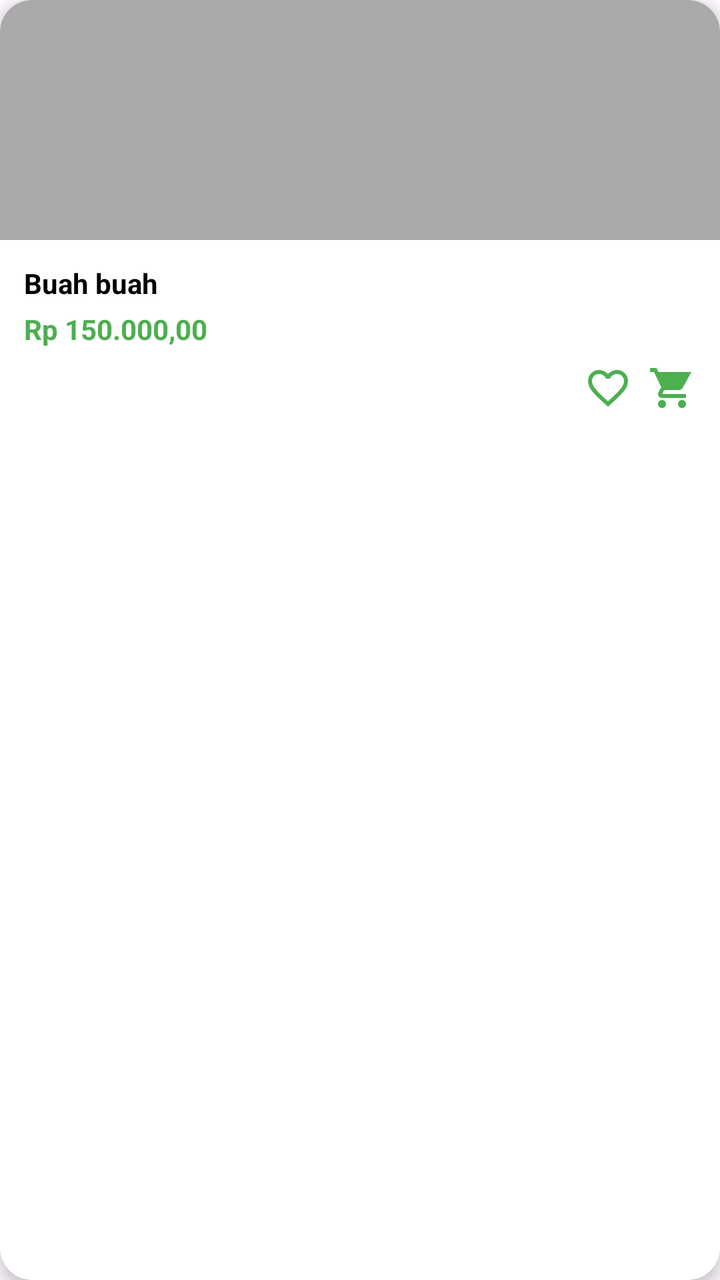
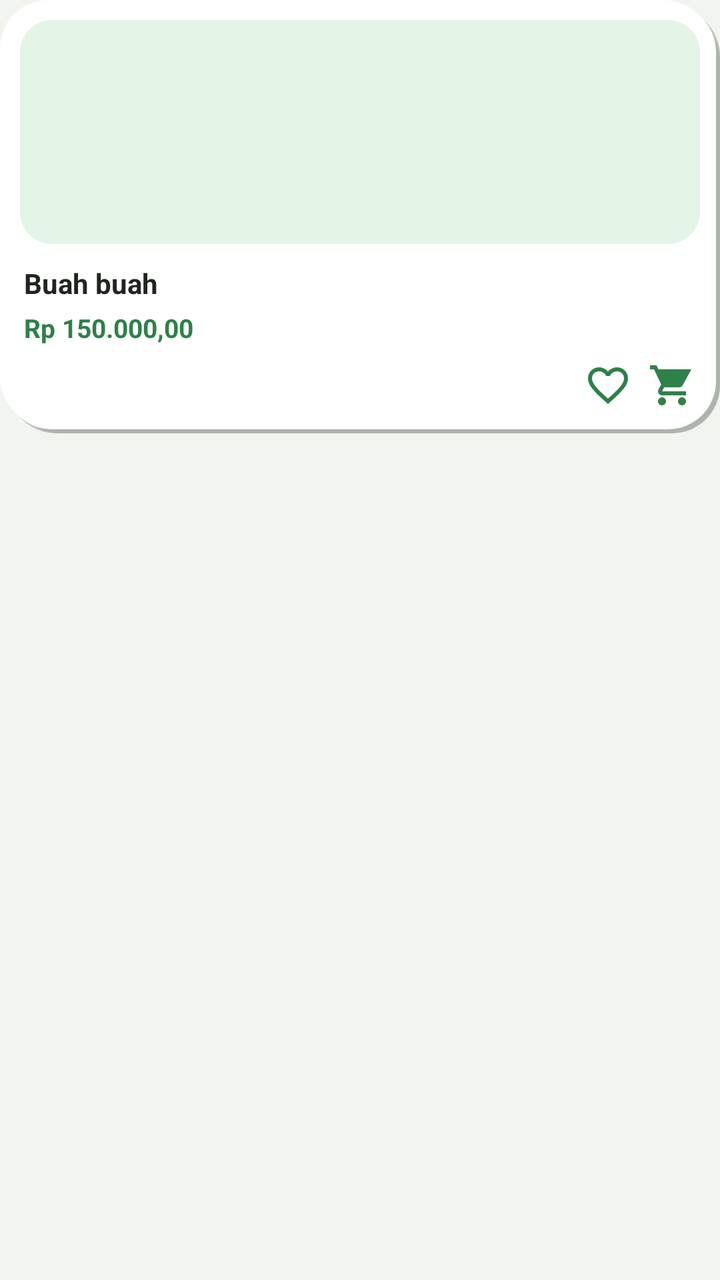

The first picture is an Android layout as it rendered before a commit; the second is the same layout after the commit. The layout source and the unified diff follow.
<!-- AndroidManifest.xml: application theme Theme.Pasarprojectbootcamp -->
<!-- res/layout/item_product.xml -->
<?xml version="1.0" encoding="utf-8"?>
<androidx.cardview.widget.CardView xmlns:android="http://schemas.android.com/apk/res/android"
    xmlns:app="http://schemas.android.com/apk/res-auto"
    android:layout_width="match_parent"
    android:layout_height="wrap_content"
    android:layout_margin="8dp"
    app:cardCornerRadius="16dp"
    app:cardElevation="4dp">

    <LinearLayout
        android:layout_width="match_parent"
        android:layout_height="wrap_content"
        android:orientation="vertical">

        
        <ImageView
            android:id="@+id/productImage"
            android:layout_width="match_parent"
            android:layout_height="120dp"
            android:background="@android:color/darker_gray"
            android:scaleType="centerCrop" />

        
        <LinearLayout
            android:layout_width="match_parent"
            android:layout_height="wrap_content"
            android:orientation="vertical"
            android:padding="12dp">

            
            <TextView
                android:id="@+id/productName"
                android:layout_width="wrap_content"
                android:layout_height="wrap_content"
                android:text="Buah buah"
                android:textColor="@android:color/black"
                android:textSize="14sp"
                android:textStyle="bold" />

            
            <TextView
                android:id="@+id/productPrice"
                android:layout_width="wrap_content"
                android:layout_height="wrap_content"
                android:layout_marginTop="4dp"
                android:text="Rp 150.000,00"
                android:textColor="#4CAF50"
                android:textSize="14sp"
                android:textStyle="bold" />

            
            <LinearLayout
                android:layout_width="match_parent"
                android:layout_height="wrap_content"
                android:layout_marginTop="8dp"
                android:gravity="end"
                android:orientation="horizontal">

                
                <ImageView
                    android:id="@+id/favoriteButton"
                    android:layout_width="24dp"
                    android:layout_height="24dp"
                    android:layout_marginEnd="8dp"
                    android:background="?android:attr/selectableItemBackgroundBorderless"
                    android:src="@drawable/ic_favorite_border"
                    android:tint="#4CAF50" />

                
                <ImageView
                    android:id="@+id/cartButton"
                    android:layout_width="24dp"
                    android:layout_height="24dp"
                    android:background="?android:attr/selectableItemBackgroundBorderless"
                    android:src="@drawable/ic_shopping_cart"
                    android:tint="#4CAF50" />

            </LinearLayout>

        </LinearLayout>

    </LinearLayout>

</androidx.cardview.widget.CardView>
<!-- resources referenced by this layout -->
<resources>
  <style name="Theme.Pasarprojectbootcamp" parent="Base.Theme.Pasarprojectbootcamp" />
  <style name="Base.Theme.Pasarprojectbootcamp" parent="Theme.Material3.DayNight.NoActionBar">
          
           <item name="colorPrimary">@color/green</item>
          <item name="colorPrimaryVariant">@color/green</item>
          <item name="android:statusBarColor">@color/green</item>
      </style>
  <color name="green">#0A6C28</color>
  <!-- unchanged entries left out for length: 2 -->
</resources>

<!-- the commit's change to res/layout/item_product.xml (unified diff, before → after) -->
@@ -1,23 +1,24 @@
 <?xml version="1.0" encoding="utf-8"?>
-<androidx.cardview.widget.CardView xmlns:android="http://schemas.android.com/apk/res/android"
+<FrameLayout xmlns:android="http://schemas.android.com/apk/res/android"
     xmlns:app="http://schemas.android.com/apk/res-auto"
-    android:layout_width="match_parent"
+    android:layout_width="160dp"
     android:layout_height="wrap_content"
-    android:layout_margin="8dp"
-    app:cardCornerRadius="16dp"
-    app:cardElevation="4dp">
+    android:layout_margin="8dp">
 
     <LinearLayout
+        android:id="@+id/cardContainer"
         android:layout_width="match_parent"
         android:layout_height="wrap_content"
+        android:background="@drawable/clay_card_pressed"
         android:orientation="vertical">
 
         
         <ImageView
             android:id="@+id/productImage"
             android:layout_width="match_parent"
-            android:layout_height="120dp"
-            android:background="@android:color/darker_gray"
+            android:layout_height="112dp"
+            android:layout_margin="10dp"
+            android:background="@drawable/clay_image_frame"
             android:scaleType="centerCrop" />
 
         
@@ -25,30 +26,30 @@
             android:layout_width="match_parent"
             android:layout_height="wrap_content"
             android:orientation="vertical"
-            android:padding="12dp">
+            android:paddingHorizontal="12dp"
+            android:paddingBottom="12dp">
 
-            
             <TextView
                 android:id="@+id/productName"
                 android:layout_width="wrap_content"
                 android:layout_height="wrap_content"
+                android:maxLines="1"
+                android:ellipsize="end"
                 android:text="Buah buah"
-                android:textColor="@android:color/black"
+                android:textColor="@color/clay_text_primary"
                 android:textSize="14sp"
                 android:textStyle="bold" />
 
-            
             <TextView
                 android:id="@+id/productPrice"
                 android:layout_width="wrap_content"
                 android:layout_height="wrap_content"
                 android:layout_marginTop="4dp"
                 android:text="Rp 150.000,00"
-                android:textColor="#4CAF50"
-                android:textSize="14sp"
+                android:textColor="@color/clay_green_700"
+                android:textSize="13sp"
                 android:textStyle="bold" />
 
-            
             <LinearLayout
                 android:layout_width="match_parent"
                 android:layout_height="wrap_content"
@@ -56,7 +57,6 @@
                 android:gravity="end"
                 android:orientation="horizontal">
 
-                
                 <ImageView
                     android:id="@+id/favoriteButton"
                     android:layout_width="24dp"
@@ -64,16 +64,15 @@
                     android:layout_marginEnd="8dp"
                     android:background="?android:attr/selectableItemBackgroundBorderless"
                     android:src="@drawable/ic_favorite_border"
-                    android:tint="#4CAF50" />
+                    android:tint="@color/clay_green_700" />
 
-                
                 <ImageView
                     android:id="@+id/cartButton"
                     android:layout_width="24dp"
                     android:layout_height="24dp"
                     android:background="?android:attr/selectableItemBackgroundBorderless"
                     android:src="@drawable/ic_shopping_cart"
-                    android:tint="#4CAF50" />
+                    android:tint="@color/clay_green_700" />
 
             </LinearLayout>
 
@@ -81,4 +80,4 @@
 
     </LinearLayout>
 
-</androidx.cardview.widget.CardView>
+</FrameLayout>
<!-- resource entries referenced after the edit -->
@@ -1,13 +1,102 @@
 <!-- resources referenced by this layout -->
 <resources>
+  <color name="clay_green_700">#2F8049</color>
+  <color name="clay_text_primary">#20261F</color>
+  <!-- drawable clay_card_pressed (drawable) -->
+  <?xml version="1.0" encoding="utf-8"?>
+  <selector xmlns:android="http://schemas.android.com/apk/res/android">
+      <item android:state_pressed="true" android:drawable="@drawable/clay_card_pressed_state" />
+      <item android:drawable="@drawable/clay_card_default" />
+  </selector>
+  <!-- drawable clay_image_frame (drawable) -->
+  <?xml version="1.0" encoding="utf-8"?>
+  <shape xmlns:android="http://schemas.android.com/apk/res/android"
+      android:shape="rectangle">
+      <solid android:color="@color/clay_green_100" />
+      <corners android:radius="16dp" />
+  </shape>
   <style name="Theme.Pasarprojectbootcamp" parent="Base.Theme.Pasarprojectbootcamp" />
+  <!-- drawable clay_card_pressed_state (drawable) -->
+  <?xml version="1.0" encoding="utf-8"?>
+  <layer-list xmlns:android="http://schemas.android.com/apk/res/android">
+      <item
+          android:top="1dp"
+          android:left="1dp">
+          <shape android:shape="rectangle">
+              <solid android:color="@color/clay_shadow_dark" />
+              <corners android:radius="20dp" />
+          </shape>
+      </item>
+      <item
+          android:top="1dp"
+          android:left="1dp"
+          android:right="1dp"
+          android:bottom="1dp">
+          <shape android:shape="rectangle">
+              <solid android:color="@color/clay_surface_alt" />
+              <corners android:radius="20dp" />
+          </shape>
+      </item>
+  </layer-list>
+  <!-- drawable clay_card_default (drawable) -->
+  <?xml version="1.0" encoding="utf-8"?>
+  <layer-list xmlns:android="http://schemas.android.com/apk/res/android">
+      
+      <item
+          android:top="6dp"
+          android:left="6dp">
+          <shape android:shape="rectangle">
+              <solid android:color="@color/clay_shadow_dark_soft" />
+              <corners android:radius="24dp" />
+          </shape>
+      </item>
+      <item
+          android:top="4dp"
+          android:left="4dp">
+          <shape android:shape="rectangle">
+              <solid android:color="@color/clay_shadow_dark" />
+              <corners android:radius="24dp" />
+          </shape>
+      </item>
+      
+      <item
+          android:bottom="4dp"
+          android:right="4dp">
+          <shape android:shape="rectangle">
+              <solid android:color="@color/clay_shadow_light" />
+              <corners android:radius="24dp" />
+          </shape>
+      </item>
+      
+      <item
+          android:top="2dp"
+          android:left="2dp"
+          android:right="2dp"
+          android:bottom="2dp">
+          <shape android:shape="rectangle">
+              <solid android:color="@color/clay_surface" />
+              <corners android:radius="24dp" />
+          </shape>
+      </item>
+  </layer-list>
+  <color name="clay_green_100">#E3F5E6</color>
   <style name="Base.Theme.Pasarprojectbootcamp" parent="Theme.Material3.DayNight.NoActionBar">
           
-           <item name="colorPrimary">@color/green</item>
-          <item name="colorPrimaryVariant">@color/green</item>
-          <item name="android:statusBarColor">@color/green</item>
+          <item name="colorPrimary">@color/clay_green_500</item>
+          <item name="colorPrimaryVariant">@color/clay_green_700</item>
+          <item name="colorSecondary">@color/clay_green_300</item>
+          <item name="android:statusBarColor">@color/clay_green_500</item>
+          <item name="android:windowBackground">@color/clay_background</item>
+          <item name="android:navigationBarColor">@color/clay_background</item>
       </style>
-  <color name="green">#0A6C28</color>
+  <color name="clay_shadow_dark">#402B3B2F</color>
+  <color name="clay_surface_alt">#F6F8F4</color>
+  <color name="clay_shadow_dark_soft">#1F2B3B2F</color>
+  <color name="clay_shadow_light">#FFFFFFFF</color>
+  <color name="clay_surface">#FFFFFF</color>
+  <color name="clay_green_500">#4FB868</color>
+  <color name="clay_green_300">#A8DDB5</color>
+  <color name="clay_background">#F1F4EF</color>
   <!-- unchanged entries left out for length: 2 -->
 </resources>
 
